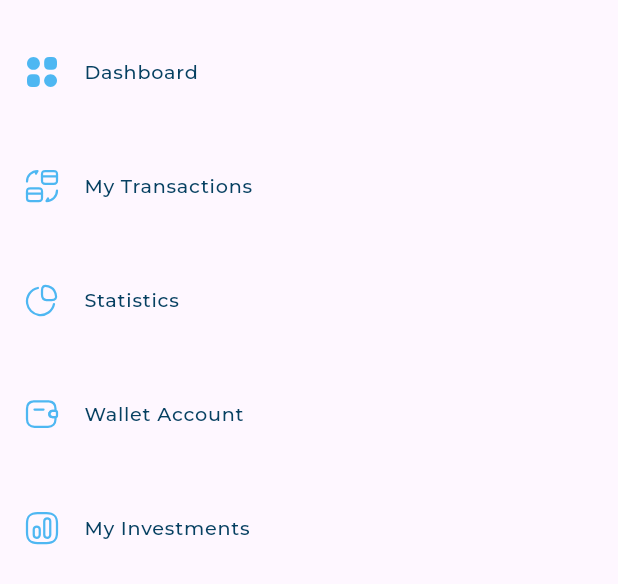
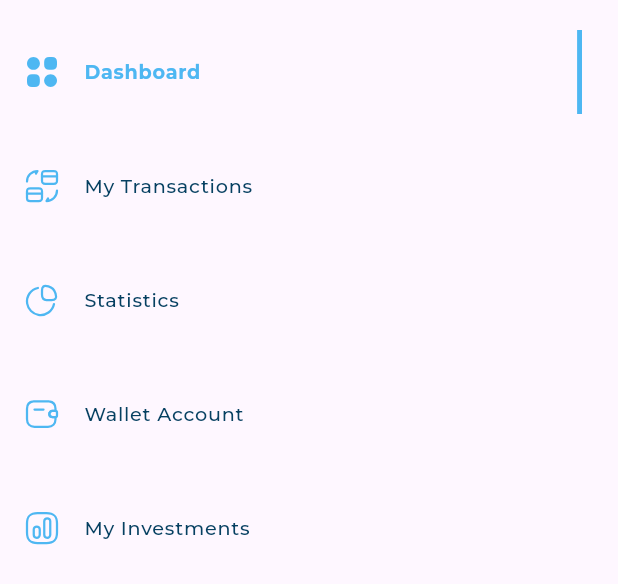
Before and after one commit to salahswidan/responsive_dash_board, a Flutter app: the DrawerItemsListView widget shown alone on an empty page, opened directly, on a phone screen of 412 x 824 dp. Shown: the top 584 px of the screen. Run offline on Flutter 3.47's test engine with Material 3 defaults, Android fonts, the phone set to English and light mode, and no system bars; our stand-ins replace flutter_svg; project files that could hold a hidden picture were left out.

Commit message:
active_and_inactive & finish custom drawer

```diff
--- /dev/null
+++ b/lib/widgets/active_and_inactive.dart
@@ -0,0 +1,50 @@
+import 'package:flutter/material.dart';
+import 'package:flutter_svg/flutter_svg.dart';
+import '../models/drawer_item_model.dart';
+import '../utils/app_styles.dart';
+
+class InActiveDrawerItem extends StatelessWidget {
+  const InActiveDrawerItem({
+    super.key,
+    required this.drawerItemModel,
+  });
+
+  final DrawerItemModel drawerItemModel;
+
+  @override
+  Widget build(BuildContext context) {
+    return ListTile(
+      leading: SvgPicture.asset(drawerItemModel.image),
+      title: Text(
+        drawerItemModel.title,
+        style: AppStyles.styleMedium16(context),
+      ),
+    );
+  }
+}
+
+class ActiveDrawerItem extends StatelessWidget {
+  const ActiveDrawerItem({
+    super.key,
+    required this.drawerItemModel,
+  });
+
+  final DrawerItemModel drawerItemModel;
+
+  @override
+  Widget build(BuildContext context) {
+    return ListTile(
+      leading: SvgPicture.asset(drawerItemModel.image),
+      title: Text(
+        drawerItemModel.title,
+        style: AppStyles.styleBold16(context),
+      ),
+      trailing: Container(
+        width: 3.27,
+        decoration: const BoxDecoration(
+          color: Color(0xFF4EB7F2),
+        ),
+      ),
+    );
+  }
+}
--- a/lib/widgets/drawer_item.dart
+++ b/lib/widgets/drawer_item.dart
@@ -3,19 +3,20 @@ import 'package:flutter_svg/flutter_svg.dart';
 import 'package:responsive_dash_board/models/drawer_item_model.dart';
 import 'package:responsive_dash_board/utils/app_styles.dart';
 
+import 'active_and_inactive.dart';
+
 class DrawerItem extends StatelessWidget {
-  const DrawerItem({super.key, required this.drawerItemModel, required this.isActive});
+  const DrawerItem(
+      {super.key, required this.drawerItemModel, required this.isActive});
 
   final DrawerItemModel drawerItemModel;
   final bool isActive;
   @override
   Widget build(BuildContext context) {
-    return ListTile(
-      leading: SvgPicture.asset(drawerItemModel.image),
-      title: Text(
-        drawerItemModel.title,
-        style: AppStyles.styleMedium16(context),
-      ),
-    );
+    return isActive
+        ? ActiveDrawerItem(
+            drawerItemModel: drawerItemModel,
+          )
+        : InActiveDrawerItem(drawerItemModel: drawerItemModel);
   }
 }
--- a/lib/widgets/drawer_items_list_view.dart
+++ b/lib/widgets/drawer_items_list_view.dart
@@ -37,7 +37,6 @@ class _DrawerItemsListViewState extends State<DrawerItemsListView> {
             if (activeIndex != index) {
   setState(() {
     activeIndex = index;
-    print(activeIndex);
   });
 }
           },
```
